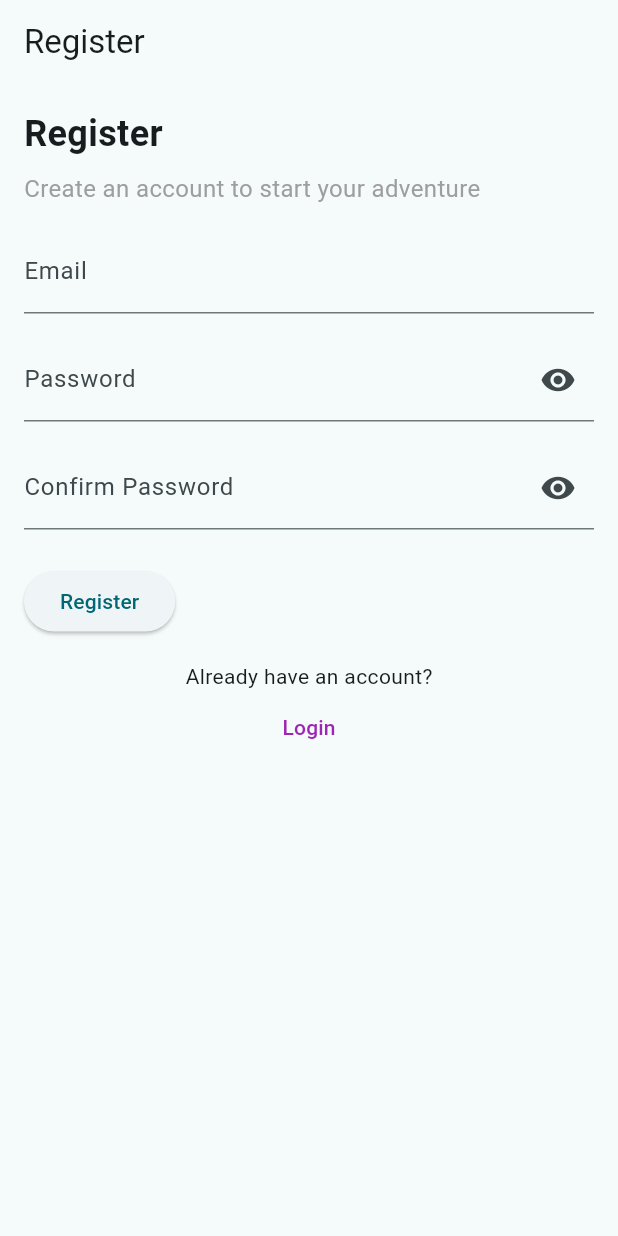
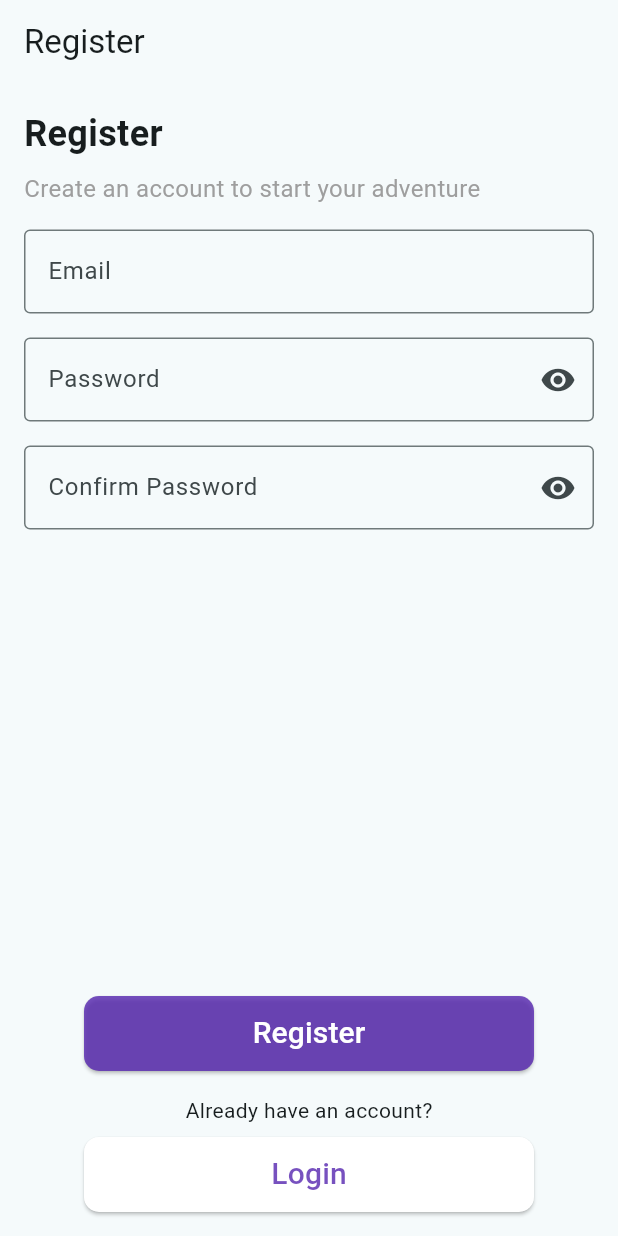
Before and after one commit to mj-pavithra/day-plan-diary, a Flutter app: the screen it shows after launch, after a tap on "Login", after a tap on "Register", on a phone screen of 412 x 824 dp. Run offline on Flutter 3.47's test engine with Material 3 defaults, Android fonts, the phone set to English and light mode, and no system bars; our stand-ins replace firebase_auth, firebase_core, go_router, hive, hive_flutter; accounts and stored records are empty.

Commit message:
Login is almost finished

```diff
--- a/lib/view/screens/login/login.dart
+++ b/lib/view/screens/login/login.dart
@@ -36,11 +36,6 @@ class _LoginViewState extends State<LoginView> {
             crossAxisAlignment: CrossAxisAlignment.start,
             children: [
               const Text(
-                "Login",
-                style: TextStyle(fontSize: 24, fontWeight: FontWeight.bold),
-              ),
-              const SizedBox(height: 8),
-              const Text(
                 "Please log in to your account and start the adventure",
                 style: TextStyle(fontSize: 16, color: Colors.grey),
               ),
@@ -75,10 +70,12 @@ class _LoginViewState extends State<LoginView> {
                   });
                 },
               ),
-              const SizedBox(height: 24),
+            const Spacer(),
+              const Center(child: SizedBox(height: 24)),
               authViewModel.isLoading
                   ? const Center(child: CircularProgressIndicator())
-                  : ElevatedButton(
+                  : Center(
+                    child: ElevatedButton(
                         onPressed: () async {
                           if (_formKey.currentState!.validate()) {
                             await authViewModel.login(
@@ -87,21 +84,36 @@ class _LoginViewState extends State<LoginView> {
                             );
                             GoRouter.of(context).go('/home');
                           }
-                      },
-                      child: const Text("Login"),
+                        },style: ElevatedButton.styleFrom(
+                          minimumSize: const Size(300, 50),
+                          backgroundColor: const Color.fromARGB(206, 87, 39, 176),
+                          shape: RoundedRectangleBorder(
+                            borderRadius: BorderRadius.circular(10),
+                          ),
+                        ),
+                        child: const Text("Login",
+                                    style: TextStyle(fontSize: 20, color: Colors.white),),
+                      ),
                   ),
               const SizedBox(height: 16),
               Center(
                 child: Column(
                   children: [
                     const Text("Don't you have an account?", style: TextStyle(fontSize: 14)),
-                    TextButton(
+                    const SizedBox(height: 8),
+                    ElevatedButton(
                       onPressed: () {
                         GoRouter.of(context).go('/register');
-                      },
+                      },style: ElevatedButton.styleFrom(
+                        minimumSize: const Size(300, 50),
+                        backgroundColor: const Color.fromARGB(255, 255, 255, 255),
+                        shape: RoundedRectangleBorder(
+                          borderRadius: BorderRadius.circular(10),
+                        ),
+                      ),
                       child: const Text(
                         "Register",
-                        style: TextStyle(color: Colors.purple),
+                        style: TextStyle(fontSize: 20, color: Color.fromARGB(206, 87, 39, 176)),
                       ),
                     ),
                   ],
--- a/lib/view/screens/register/register.dart
+++ b/lib/view/screens/register/register.dart
@@ -83,10 +83,12 @@ class _RegisterViewState extends State<RegisterView> {
                   });
                 },
               ),
-              const SizedBox(height: 24),
+              const Spacer(),
+
               authViewModel.isLoading
                   ? const Center(child: CircularProgressIndicator())
-                  : ElevatedButton(
+                  : Center(
+                    child: ElevatedButton(
                         onPressed: () async {
                           if (_formKey.currentState!.validate()) {
                             try {
@@ -105,20 +107,36 @@ class _RegisterViewState extends State<RegisterView> {
                             }
                           }
                         },
-                      child: const Text("Register"),
+                        style: ElevatedButton.styleFrom(
+                          minimumSize: const Size(300, 50),
+                          backgroundColor: const Color.fromARGB(206, 87, 39, 176),
+                          shape: RoundedRectangleBorder(
+                            borderRadius: BorderRadius.circular(10),
+                          ),
+                        ),
+                        child: const Text("Register",style: TextStyle(fontSize: 20, color: Colors.white),),
+
+                      ),
                   ),
               const SizedBox(height: 16),
               Center(
                 child: Column(
                   children: [
                     const Text("Already have an account?", style: TextStyle(fontSize: 14)),
-                    TextButton(
+                    const SizedBox(height: 8),
+                    ElevatedButton(
                       onPressed: () {
                         GoRouter.of(context).go('/');
-                      },
+                      },style: ElevatedButton.styleFrom(
+                        minimumSize: const Size(300, 50),
+                        backgroundColor: const Color.fromARGB(255, 255, 255, 255),
+                        shape: RoundedRectangleBorder(
+                          borderRadius: BorderRadius.circular(10),
+                        ),
+                      ),
                       child: const Text(
                         "Login",
-                        style: TextStyle(color: Colors.purple),
+                        style: TextStyle(fontSize: 20, color: Color.fromARGB(206, 87, 39, 176)),
                       ),
                     ),
                   ],
--- a/lib/view/widgets/custom_text_field.dart
+++ b/lib/view/widgets/custom_text_field.dart
@@ -10,7 +10,7 @@ class CustomTextField extends StatelessWidget {
   final VoidCallback? togglePasswordVisibility;
 
   const CustomTextField({
-    Key? key,
+    super.key,
     required this.labelText,
     required this.isPassword,
     required this.controller,
@@ -18,7 +18,7 @@ class CustomTextField extends StatelessWidget {
     this.onFieldSubmitted,
     this.obscureText = false,
     this.togglePasswordVisibility,
-  }) : super(key: key);
+  });
 
   @override
   Widget build(BuildContext context) {
@@ -29,6 +29,7 @@ class CustomTextField extends StatelessWidget {
       onFieldSubmitted: onFieldSubmitted,
       decoration: InputDecoration(
         labelText: labelText,
+        border: const OutlineInputBorder(), // Add border for styling consistency
         suffixIcon: isPassword
             ? IconButton(
                 icon: Icon(obscureText ? Icons.visibility : Icons.visibility_off),
@@ -37,5 +38,6 @@ class CustomTextField extends StatelessWidget {
             : null,
       ),
     );
+
   }
 }
```
Lines whose indentation alone changed are shown as unchanged.
